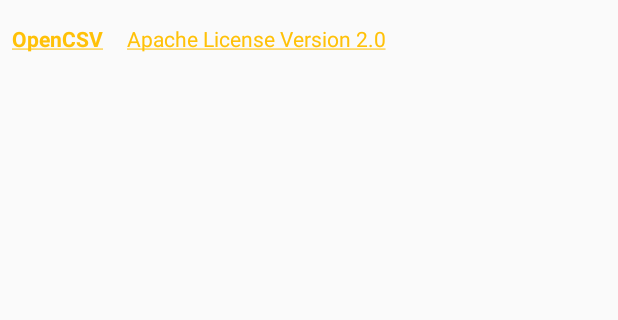
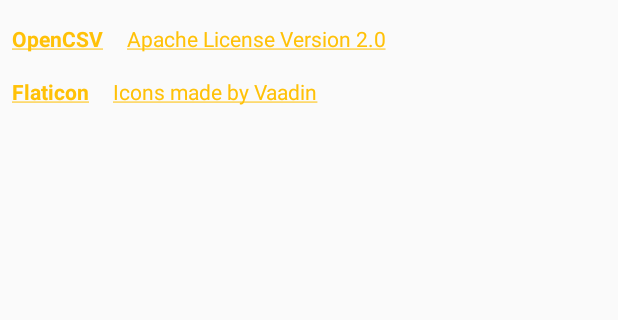
Before and after one commit to mohsenOG/TripTracker-for-Android, an Android app: the AboutActivity screen opened directly, with no data from a screen before it, on a phone screen of 412 x 824 dp, the part 360-680 px from its top. Run offline under Robolectric (Android 15) with nearby library versions, the phone set to English and light mode, and no system bars; our stand-ins replace ButterKnife.

```diff
--- a/app/src/main/java/eu/wonderfulme/triptracker/ui/AboutActivity.java
+++ b/app/src/main/java/eu/wonderfulme/triptracker/ui/AboutActivity.java
@@ -14,6 +14,10 @@ public class AboutActivity extends AppCompatActivity {
 
     @BindView(R.id.tv_about_openCSV_website) TextView mOpenCsvWebsiteTextView;
     @BindView(R.id.tv_about_openCSV_license) TextView mOpenCsvLicenseTextView;
+
+    @BindView(R.id.tv_about_flaticon_website) TextView mFlaticonWebsiteTextView;
+    @BindView(R.id.tv_about_flaticon_license) TextView mFlaticonLicenseTextView;
+
     @Override
     protected void onCreate(Bundle savedInstanceState) {
         super.onCreate(savedInstanceState);
@@ -26,5 +30,8 @@ public class AboutActivity extends AppCompatActivity {
         }
         mOpenCsvWebsiteTextView.setMovementMethod(LinkMovementMethod.getInstance());
         mOpenCsvLicenseTextView.setMovementMethod(LinkMovementMethod.getInstance());
+
+        mFlaticonWebsiteTextView.setMovementMethod(LinkMovementMethod.getInstance());
+        mFlaticonLicenseTextView.setMovementMethod(LinkMovementMethod.getInstance());
     }
 }
--- /dev/null
+++ b/app/src/main/res/drawable/marker_letter_a.xml
@@ -0,0 +1,4 @@
+<vector android:height="24dp" android:viewportHeight="16"
+    android:viewportWidth="16" android:width="24dp" xmlns:android="http://schemas.android.com/apk/res/android">
+    <path android:fillColor="#444444" android:pathData="M12,16h3l-6,-16h-2l-6,16h3l1.9,-5h4.2l1.9,5zM6.7,9l1.3,-3.6 1.3,3.6h-2.6z"/>
+</vector>
--- /dev/null
+++ b/app/src/main/res/drawable/marker_letter_b.xml
@@ -0,0 +1,4 @@
+<vector android:height="24dp" android:viewportHeight="16"
+    android:viewportWidth="16" android:width="24dp" xmlns:android="http://schemas.android.com/apk/res/android">
+    <path android:fillColor="#444444" android:pathData="M11,7.5c0,0 2,-0.8 2,-3.6 0,-4.1 -5.1,-3.9 -7,-3.9h-4v16h4c3.7,0 8,0 8,-4.4 0,-3.8 -3,-4.1 -3,-4.1zM9,4.4c0,1.8 -1.5,1.6 -3,1.6v-3c1.8,0 3,0.1 3,1.4zM6,13v-4c1.8,0 4,-0.3 4,2.2 0,1.9 -2.5,1.8 -4,1.8z"/>
+</vector>
--- a/app/src/main/res/layout/activity_about.xml
+++ b/app/src/main/res/layout/activity_about.xml
@@ -94,6 +94,30 @@
                     android:text="@string/about_opencsv_license" />
             </LinearLayout>
 
+            <LinearLayout
+                android:orientation="horizontal"
+                android:layout_width="match_parent"
+                android:layout_height="wrap_content">
+
+                <TextView
+                    android:id="@+id/tv_about_flaticon_website"
+                    android:layout_width="wrap_content"
+                    android:layout_height="wrap_content"
+                    android:layout_margin="@dimen/margin_about_less"
+                    style="@android:style/TextAppearance.DeviceDefault.Small"
+                    android:textStyle="bold"
+                    android:text="@string/about_flaticon_website" />
+
+                <TextView
+                    android:id="@+id/tv_about_flaticon_license"
+                    android:layout_width="wrap_content"
+                    android:layout_height="wrap_content"
+                    android:layout_margin="@dimen/margin_about_less"
+                    style="@android:style/TextAppearance.DeviceDefault.Small"
+                    android:text="@string/about_flaticon_license" />
+            </LinearLayout>
+
+
         </LinearLayout>
 
     </androidx.core.widget.NestedScrollView>
--- a/app/src/main/res/values/strings.xml
+++ b/app/src/main/res/values/strings.xml
@@ -90,11 +90,16 @@
     <string name="about_used_library_title" translatable="false">Trip Tracker uses the following open-source libraries:</string>
     <string name="about_openCsv_website" translatable="false"><a href="http://opencsv.sourceforge.net">OpenCSV</a></string>
     <string name="about_opencsv_license" translatable="false"><a href="http://www.apache.org/licenses/LICENSE-2.0">Apache License Version 2.0</a></string>
-
+    <string name="about_flaticon_website" translatable="false"><a href="https://www.flaticon.com/">Flaticon</a></string>
+    <string name="about_flaticon_license" translatable="false"><a href="https://www.flaticon.com/authors/vaadin">Icons made by Vaadin</a></string>
     <string name="privacy_failed_to_load">Failed to load privacy policy page!</string>
 
     <!-- Filename Dialog -->
     <string name="filename_dialog_title">Saving Route</string>
     <string name="filename_dialog_message">Enter a route name</string>
 
+    <!-- Map -->
+    <string name="marker_start">Start Point</string>
+    <string name="marker_end">End Point</string>
+
 </resources>
```
Also changed, not shown: app/src/main/java/eu/wonderfulme/triptracker/ui/DetailActivity.java (+7 -1 lines), app/src/main/java/eu/wonderfulme/triptracker/utility/Utils.java (+26 -0 lines).
